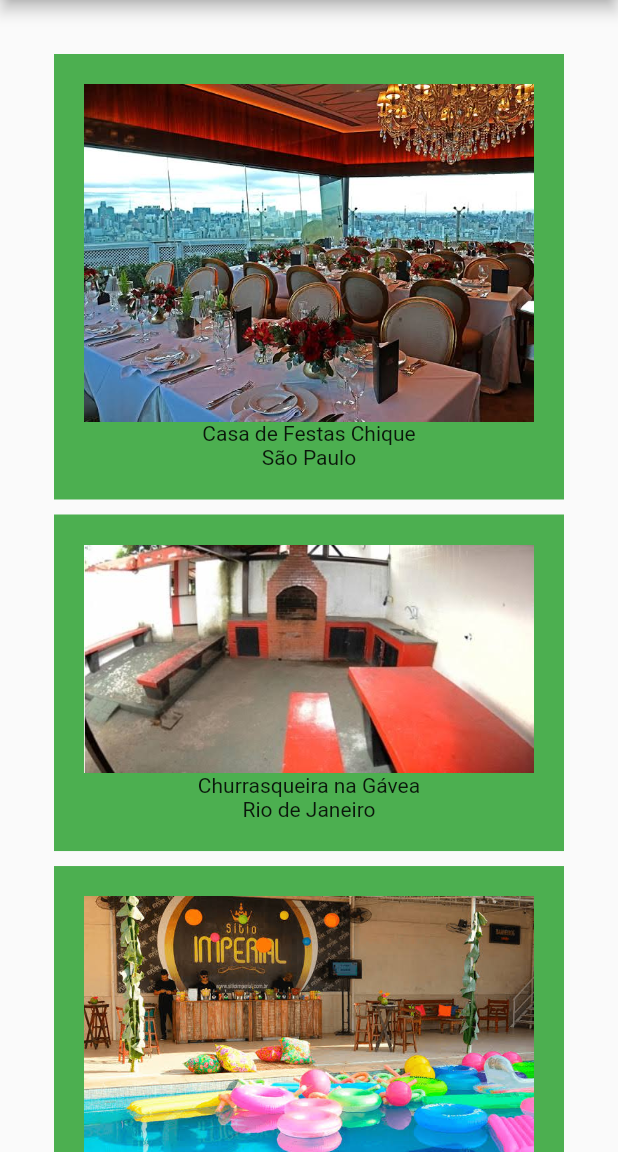
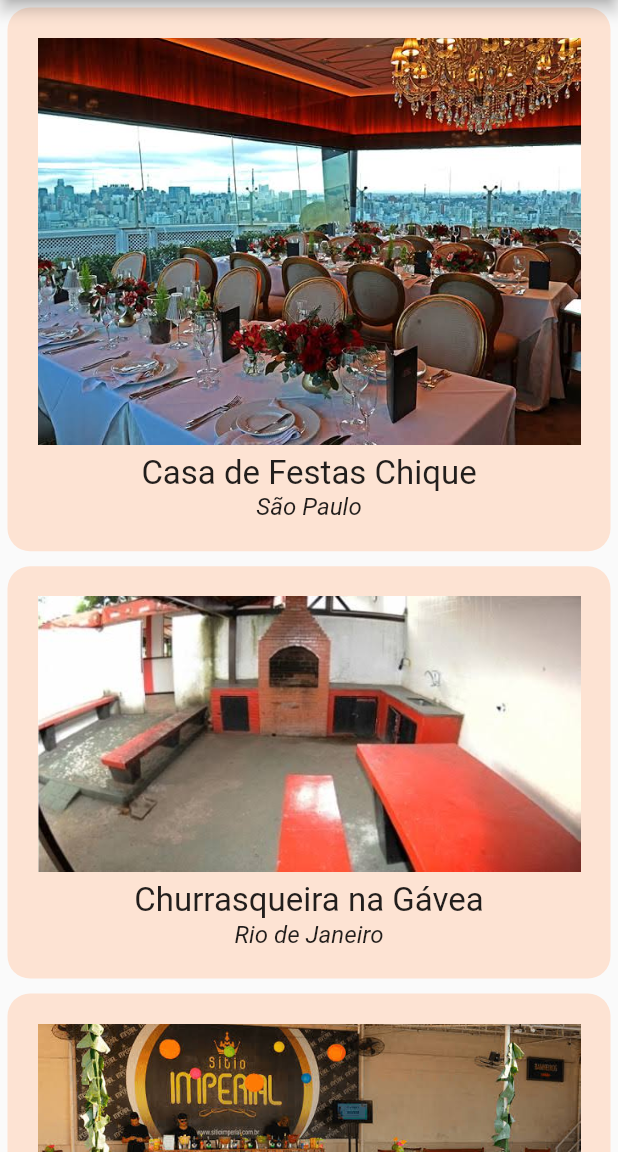
Before and after one commit to marizeraus/ratimbum-1, a Flutter app: the screen it shows after launch, on a phone screen of 412 x 824 dp, the part 84-1236 px from its top. Run offline on Flutter 3.47's test engine with Material 2 defaults, Android fonts, the phone set to English and light mode, and no system bars; our stand-ins replace image_picker, sqflite, toast; accounts and stored records are empty; Roboto replaces fonts that are missing (Montserrat).

Commit message:
aesthetical changes

```diff
--- a/ratimbum2/lib/createplace.dart
+++ b/ratimbum2/lib/createplace.dart
@@ -89,14 +89,17 @@ class CreatePlaceState extends State<CreatePlace>{
       place.createFile();
       print("AEEEE");
       globals.placelist.add(place);
+      Navigator.pop(context);
       Navigator.push(context, MaterialPageRoute(builder: (context) => showPlace(place)));
+
 
     },
     child: Icon(Icons.save),
+    backgroundColor: Colors.orange,
     );
 
     return Scaffold(floatingActionButton: fab,
-    appBar: AppBar(),
+    appBar: AppBar(backgroundColor: Colors.orange,),
     drawer: globals.selectdrawer(context),
     body: Container(
           alignment: Alignment.center,
--- a/ratimbum2/lib/main.dart
+++ b/ratimbum2/lib/main.dart
@@ -96,15 +96,12 @@ class _MyHomePageState extends State<MyHomePage> {
           width: double.infinity,
           height: double.infinity,
           child: SingleChildScrollView(
-            child: Padding(
-            padding: const EdgeInsets.all(36.0),
-              child: Column(
+            child: Column(
               mainAxisAlignment: MainAxisAlignment.center,
               crossAxisAlignment: CrossAxisAlignment.center,
               children: displayList(),
             ),
           ),
-          )
         )
       ),
     drawer: globals.selectdrawer(context)
@@ -130,17 +127,22 @@ class _MyHomePageState extends State<MyHomePage> {
         Navigator.push(context, MaterialPageRoute(builder: (context) => showPlace(place)));
         },
         child: Container(
+          margin: new EdgeInsets.only(left: 5, right: 5, top: 5, bottom: 5),
           padding: new EdgeInsets.fromLTRB(20.0, 20.0, 20.0, 20.0),
-          color: Colors.green,
+          decoration: new BoxDecoration(
+            color: Color.fromRGBO(253, 227, 211, 1),
+            shape: BoxShape.rectangle,
+            borderRadius: new BorderRadius.circular(15.0),
+          ),
           child: Column(children: <Widget>[
           image,
-          Text(place.name),
-          Text(place.local)
+          SizedBox(height:6.0),
+          Text(place.name, style: TextStyle(fontSize: 22,fontFamily: 'Montserrat',),),
+          Text(place.local, style: TextStyle(fontSize: 16, fontStyle: FontStyle.italic, fontFamily: 'Montserrat'),)
 
           ],),),
           )
         );
-      widgetList.add(SizedBox(height:10.0));
     }
     return widgetList;
   }
```
Also changed, not shown: ratimbum2/lib/searchpage.dart (+13 -9 lines), ratimbum2/lib/showplace.dart (+18 -17 lines), ratimbum2/pubspec.yaml (+8 -1 lines), ratimbum2/lib/assets/fonts/Montserrat-ExtraLight.ttf (added), ratimbum2/lib/assets/fonts/Montserrat-Regular.ttf (added), ratimbum2/lib/assets/fonts/Montserrat-SemiBold.ttf (added), ratimbum2/lib/assets/fonts/Montserrat-Thin.ttf (added).
